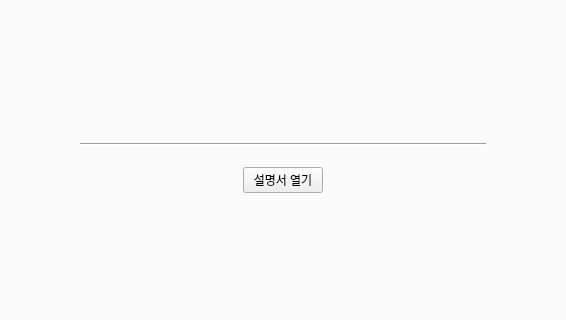
Before: the Qt Designer form resource/user_interface.ui in cunarist/solie, drawn with Qt 5; both pictures show x 357 to 923 and y 223 to 543 of the 1280 by 720 pixel window.
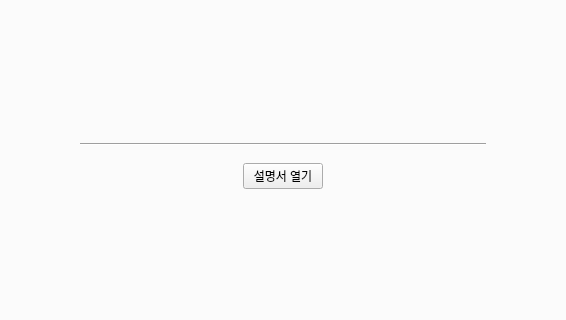
After: the same form once the commit is applied. The open tabs and pages were chosen to show the change. Icons and pictures are not drawn. Custom widgets are drawn as their Qt base class.

Commit message: Resize spacing

The edit to the form file:
```diff
--- a/resource/user_interface.ui
+++ b/resource/user_interface.ui
@@ -1427,7 +1427,7 @@
                  <widget class="QLabel" name="label_15">
                   <property name="font">
                    <font>
-                    <pointsize>6</pointsize>
+                    <pointsize>3</pointsize>
                    </font>
                   </property>
                  </widget>
@@ -1443,7 +1443,7 @@
                  <widget class="QLabel" name="label_14">
                   <property name="font">
                    <font>
-                    <pointsize>6</pointsize>
+                    <pointsize>3</pointsize>
                    </font>
                   </property>
                  </widget>
```
